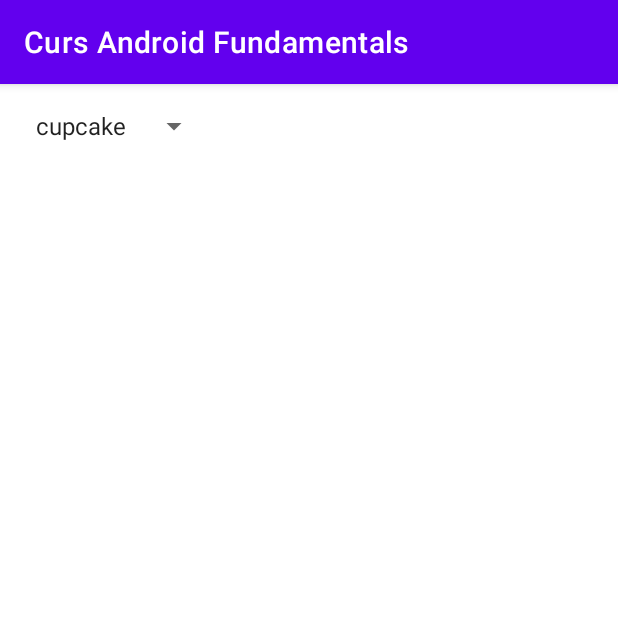
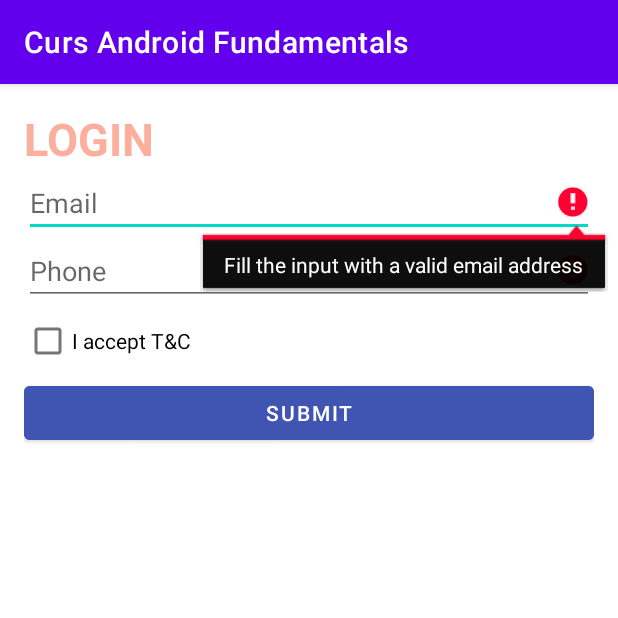
Before and after one commit to magdamiu/AndroidFundamentalsMay2021, an Android app: the screen it shows after launch (MainActivity), on a phone screen of 412 x 824 dp, the top half of it. Run offline under Robolectric (Android 15) with nearby library versions, the phone set to English and light mode, and no system bars.

Commit message:
Stefan-Theodor Ionica - Curs 3 - Code Challenges

```diff
--- a/app/src/main/java/com/magdamiu/androidfundamentalsmai2021/MainActivity.java
+++ b/app/src/main/java/com/magdamiu/androidfundamentalsmai2021/MainActivity.java
@@ -37,17 +37,24 @@ public class MainActivity extends AppCompatActivity {
         /*setContentView(R.layout.sample);*/
         // setContentView(R.layout.scrollview_sample);
         // setContentView(R.layout.webview_sample);
-        setContentView(R.layout.spinner_sample);
+//        setContentView(R.layout.spinner_sample);
+//        setContentView(R.layout.week3_code_challenge_2);
+        setContentView(R.layout.week3_code_challenge_1);
 
-        setAndroidVersions();
-        initialiseSpinnerAdapter();
-        setSpinnerAdapter();
-        handlingSpinnerListener();
+        EditText editTextEmail = findViewById(R.id.editTextEmail);
+        editTextEmail.setError("Fill the input with a valid email address");
+        EditText editTextPhone = findViewById(R.id.editTextPhone);
+        editTextPhone.setError("Fill the input with a valid phone number");
 
-        //loadUrl();
-
-        // initViews();
-        displayLogs();
+//        setAndroidVersions();
+//        initialiseSpinnerAdapter();
+//        setSpinnerAdapter();
+//        handlingSpinnerListener();
+//
+//        //loadUrl();
+//
+//        // initViews();
+//        displayLogs();
     }
 
     // step 1: data source for our spinner
--- /dev/null
+++ b/app/src/main/res/layout/week3_code_challenge_1.xml
@@ -0,0 +1,42 @@
+<?xml version="1.0" encoding="utf-8"?>
+<LinearLayout xmlns:android="http://schemas.android.com/apk/res/android"
+    android:layout_width="match_parent"
+    android:layout_height="match_parent"
+    android:orientation="vertical"
+    android:padding="@dimen/medium_space">
+
+    <TextView
+        android:layout_width="wrap_content"
+        android:layout_height="wrap_content"
+        android:text="@string/login"
+        android:textColor="@color/pale"
+        android:textSize="@dimen/big_text"
+        android:textStyle="bold" />
+
+    <EditText
+        android:id="@+id/editTextEmail"
+        android:layout_width="match_parent"
+        android:layout_height="wrap_content"
+        android:hint="@string/email"
+        android:inputType="textEmailAddress"
+        android:autofillHints="Email address" />
+
+    <EditText
+        android:id="@+id/editTextPhone"
+        android:layout_width="match_parent"
+        android:layout_height="wrap_content"
+        android:hint="@string/phone"
+        android:inputType="phone"
+        android:autofillHints="Phone number" />
+
+    <CheckBox
+        android:layout_width="wrap_content"
+        android:layout_height="wrap_content"
+        android:text="@string/i_accept_t_c"/>
+
+    <Button
+        android:layout_width="match_parent"
+        android:layout_height="wrap_content"
+        android:text="@string/submit"
+        android:backgroundTint="@color/blue_violet" />
+</LinearLayout>
--- a/app/src/main/res/values/colors.xml
+++ b/app/src/main/res/values/colors.xml
@@ -8,4 +8,6 @@
     <color name="black">#FF000000</color>
     <color name="white">#FFFFFFFF</color>
     <color name="red">#ff3412</color>
+    <color name="pale">#fbaf9c</color>
+    <color name="blue_violet">#4054b2</color>
 </resources>
--- a/app/src/main/res/values/dimens.xml
+++ b/app/src/main/res/values/dimens.xml
@@ -1,6 +1,7 @@
 <?xml version="1.0" encoding="utf-8"?>
 <resources>
     <dimen name="medium_text">23sp</dimen>
+    <dimen name="big_text">30sp</dimen>
     <dimen name="medium_space">16dp</dimen>
     <dimen name="space_128">128dp</dimen>
     <dimen name="space_64">64dp</dimen>
--- a/app/src/main/res/values/strings.xml
+++ b/app/src/main/res/values/strings.xml
@@ -18,4 +18,9 @@
     <string name="long_text">Of course, you’d want to replace the URL after git remote add upstream with the appropriate clone URL for the original project repository. For the rest of this article, I’m going to assume you used upstream as the name for this additional Git remote. Now, you could try pushing changes to the original repository using git push at this point, but it would probably fail because you probably don’t have permission to push changes directly to the repository. Besides, it really wouldn’t be a good idea. That’s because other people might be working on the project as well, and how in the world would we keep track of everyone’s changes? That’s where branches come in.</string>
     <string name="text_on_the_right">text on the right</string>
     <string name="text_centered_in_parent">text centered in parent</string>
+    <string name="i_accept_t_c"><![CDATA[I accept T&C]]></string>
+    <string name="login">LOGIN</string>
+    <string name="email">Email</string>
+    <string name="phone">Phone</string>
+    <string name="submit">SUBMIT</string>
 </resources>
```
Also changed, not shown: app/src/main/res/layout/spinner_layout.xml (added, +13 -0 lines), app/src/main/res/layout/week3_code_challenge_2.xml (added, +68 -0 lines).
